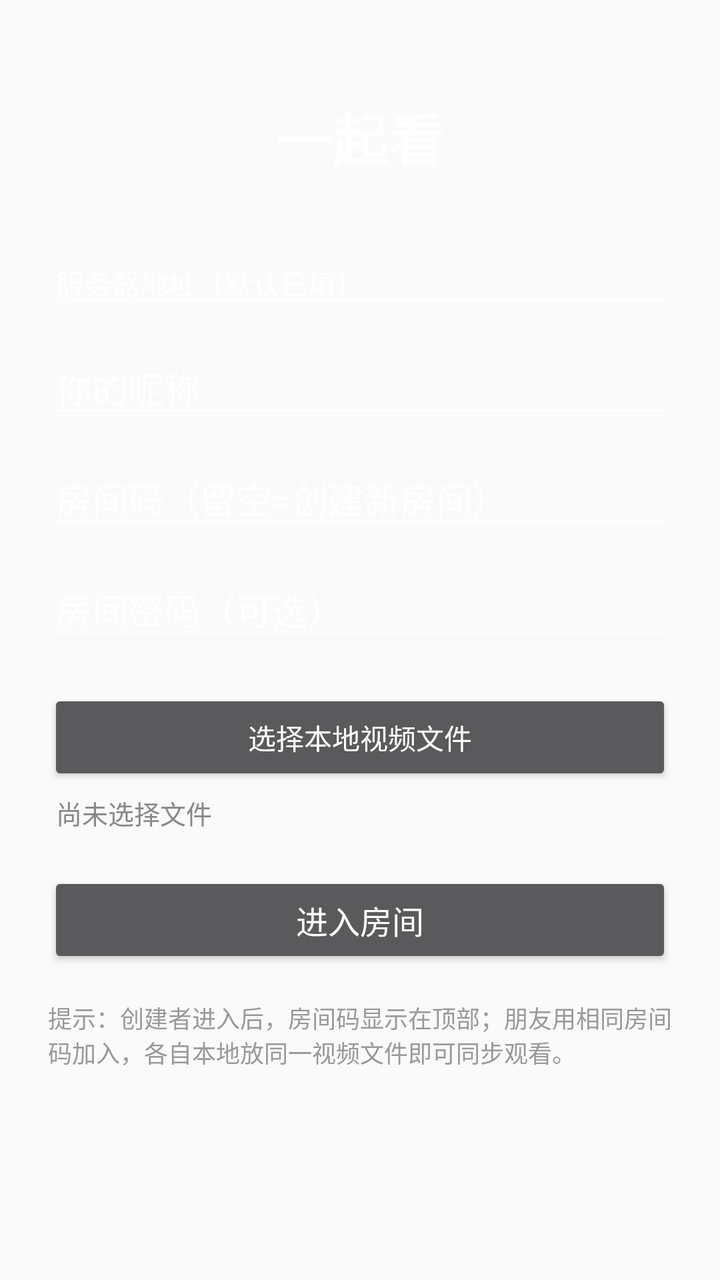
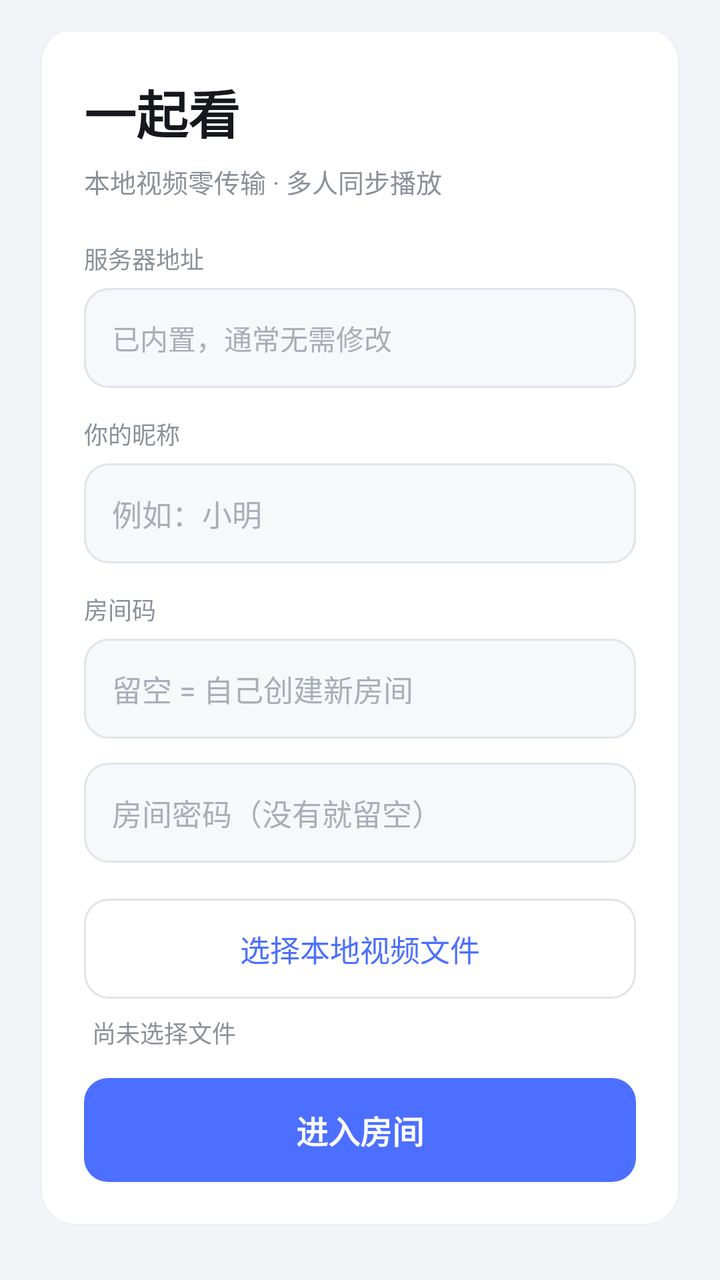

Two renders of the same Android screen: before a commit and after it. Below are the layout's source before the change and the commit's diff.
<!-- AndroidManifest.xml: application theme Theme.App -->
<!-- res/layout/activity_main.xml -->
<?xml version="1.0" encoding="utf-8"?>
<FrameLayout xmlns:android="http://schemas.android.com/apk/res/android"
    android:layout_width="match_parent"
    android:layout_height="match_parent"
    android:background="#101010">

    
    <LinearLayout
        android:id="@+id/joinLayout"
        android:layout_width="match_parent"
        android:layout_height="match_parent"
        android:orientation="vertical"
        android:padding="24dp"
        android:gravity="center_horizontal"
        android:background="#FAFAFA">

        <TextView
            android:layout_width="wrap_content"
            android:layout_height="wrap_content"
            android:text="一起看"
            android:textSize="28sp"
            android:textStyle="bold"
            android:layout_marginTop="24dp"
            android:layout_marginBottom="32dp" />

        <EditText
            android:id="@+id/etServer"
            android:layout_width="match_parent"
            android:layout_height="wrap_content"
            android:hint="服务器地址（默认已填）"
            android:inputType="text"
            android:textSize="14sp" />

        <EditText
            android:id="@+id/etName"
            android:layout_width="match_parent"
            android:layout_height="wrap_content"
            android:hint="你的昵称"
            android:inputType="textPersonName"
            android:layout_marginTop="12dp" />

        <EditText
            android:id="@+id/etRoom"
            android:layout_width="match_parent"
            android:layout_height="wrap_content"
            android:hint="房间码（留空=创建新房间）"
            android:inputType="textCapCharacters"
            android:layout_marginTop="12dp" />

        <EditText
            android:id="@+id/etPass"
            android:layout_width="match_parent"
            android:layout_height="wrap_content"
            android:hint="房间密码（可选）"
            android:inputType="textPassword"
            android:layout_marginTop="12dp" />

        <Button
            android:id="@+id/btnPick"
            android:layout_width="match_parent"
            android:layout_height="wrap_content"
            android:text="选择本地视频文件"
            android:layout_marginTop="20dp" />

        <TextView
            android:id="@+id/fileText"
            android:layout_width="match_parent"
            android:layout_height="wrap_content"
            android:text="尚未选择文件"
            android:textSize="13sp"
            android:textColor="#888888"
            android:padding="4dp"
            android:maxLines="2"
            android:ellipsize="middle" />

        <Button
            android:id="@+id/btnJoin"
            android:layout_width="match_parent"
            android:layout_height="wrap_content"
            android:text="进入房间"
            android:textSize="16sp"
            android:layout_marginTop="16dp" />

        <TextView
            android:layout_width="match_parent"
            android:layout_height="wrap_content"
            android:text="提示：创建者进入后，房间码显示在顶部；朋友用相同房间码加入，各自本地放同一视频文件即可同步观看。"
            android:textSize="12sp"
            android:textColor="#999999"
            android:layout_marginTop="16dp" />
    </LinearLayout>

    
    <LinearLayout
        android:id="@+id/playerLayout"
        android:layout_width="match_parent"
        android:layout_height="match_parent"
        android:orientation="vertical"
        android:visibility="gone">

        <TextView
            android:id="@+id/membersText"
            android:layout_width="match_parent"
            android:layout_height="wrap_content"
            android:background="#CC000000"
            android:textColor="#FFFFFF"
            android:textSize="13sp"
            android:padding="8dp"
            android:maxLines="2"
            android:ellipsize="end" />

        <androidx.media3.ui.PlayerView
            android:id="@+id/playerView"
            android:layout_width="match_parent"
            android:layout_height="match_parent"
            android:background="#000000" />
    </LinearLayout>
</FrameLayout>
<!-- resources referenced by this layout -->
<resources>
  <style name="Theme.App" parent="Theme.AppCompat.NoActionBar">
          <item name="android:windowBackground">#FAFAFA</item>
      </style>
</resources>

<!-- the commit's change to res/layout/activity_main.xml (unified diff, before → after) -->
@@ -2,92 +2,187 @@
 <FrameLayout xmlns:android="http://schemas.android.com/apk/res/android"
     android:layout_width="match_parent"
     android:layout_height="match_parent"
-    android:background="#101010">
+    android:background="@color/bg_page">
 
     
     <LinearLayout
         android:id="@+id/joinLayout"
         android:layout_width="match_parent"
         android:layout_height="match_parent"
+        android:background="@color/bg_page"
+        android:gravity="center_vertical"
         android:orientation="vertical"
-        android:padding="24dp"
-        android:gravity="center_horizontal"
-        android:background="#FAFAFA">
+        android:paddingStart="20dp"
+        android:paddingEnd="20dp"
+        android:paddingTop="16dp"
+        android:paddingBottom="16dp">
+
+        <LinearLayout
+            android:layout_width="match_parent"
+            android:layout_height="wrap_content"
+            android:background="@drawable/bg_card"
+            android:orientation="vertical"
+            android:paddingStart="22dp"
+            android:paddingEnd="22dp"
+            android:paddingTop="24dp"
+            android:paddingBottom="22dp">
+
+            <TextView
+                android:layout_width="wrap_content"
+                android:layout_height="wrap_content"
+                android:text="一起看"
+                android:textColor="@color/text_primary"
+                android:textSize="26sp"
+                android:textStyle="bold" />
+
+            <TextView
+                android:layout_width="wrap_content"
+                android:layout_height="wrap_content"
+                android:layout_marginTop="6dp"
+                android:text="本地视频零传输 · 多人同步播放"
+                android:textColor="@color/text_secondary"
+                android:textSize="13sp" />
+
+            <TextView
+                android:layout_width="wrap_content"
+                android:layout_height="wrap_content"
+                android:layout_marginTop="20dp"
+                android:text="服务器地址"
+                android:textColor="@color/text_secondary"
+                android:textSize="12sp" />
+
+            <EditText
+                android:id="@+id/etServer"
+                android:layout_width="match_parent"
+                android:layout_height="50dp"
+                android:layout_marginTop="6dp"
+                android:background="@drawable/bg_input"
+                android:hint="已内置，通常无需修改"
+                android:importantForAutofill="no"
+                android:inputType="text"
+                android:maxLines="1"
+                android:paddingStart="14dp"
+                android:paddingEnd="14dp"
+                android:singleLine="true"
+                android:textColor="@color/text_primary"
+                android:textColorHint="@color/text_hint"
+                android:textSize="14sp" />
+
+            <TextView
+                android:layout_width="wrap_content"
+                android:layout_height="wrap_content"
+                android:layout_marginTop="14dp"
+                android:text="你的昵称"
+                android:textColor="@color/text_secondary"
+                android:textSize="12sp" />
+
+            <EditText
+                android:id="@+id/etName"
+                android:layout_width="match_parent"
+                android:layout_height="50dp"
+                android:layout_marginTop="6dp"
+                android:background="@drawable/bg_input"
+                android:hint="例如：小明"
+                android:importantForAutofill="no"
+                android:inputType="textPersonName"
+                android:maxLines="1"
+                android:paddingStart="14dp"
+                android:paddingEnd="14dp"
+                android:singleLine="true"
+                android:textColor="@color/text_primary"
+                android:textColorHint="@color/text_hint"
+                android:textSize="15sp" />
+
+            <TextView
+                android:layout_width="wrap_content"
+                android:layout_height="wrap_content"
+                android:layout_marginTop="14dp"
+                android:text="房间码"
+                android:textColor="@color/text_secondary"
+                android:textSize="12sp" />
+
+            <EditText
+                android:id="@+id/etRoom"
+                android:layout_width="match_parent"
+                android:layout_height="50dp"
+                android:layout_marginTop="6dp"
+                android:background="@drawable/bg_input"
+                android:hint="留空 = 自己创建新房间"
+                android:importantForAutofill="no"
+                android:inputType="textCapCharacters"
+                android:maxLines="1"
+                android:paddingStart="14dp"
+                android:paddingEnd="14dp"
+                android:singleLine="true"
+                android:textColor="@color/text_primary"
+                android:textColorHint="@color/text_hint"
+                android:textSize="15sp" />
+
+            <EditText
+                android:id="@+id/etPass"
+                android:layout_width="match_parent"
+                android:layout_height="50dp"
+                android:layout_marginTop="12dp"
+                android:background="@drawable/bg_input"
+                android:hint="房间密码（没有就留空）"
+                android:importantForAutofill="no"
+                android:inputType="textPassword"
+                android:maxLines="1"
+                android:paddingStart="14dp"
+                android:paddingEnd="14dp"
+                android:singleLine="true"
+                android:textColor="@color/text_primary"
+                android:textColorHint="@color/text_hint"
+                android:textSize="15sp" />
+
+            <Button
+                android:id="@+id/btnPick"
+                android:layout_width="match_parent"
+                android:layout_height="50dp"
+                android:layout_marginTop="18dp"
+                android:background="@drawable/bg_btn_secondary"
+                android:backgroundTint="@null"
+                android:stateListAnimator="@null"
+                android:text="选择本地视频文件"
+                android:textColor="@color/brand"
+                android:textSize="15sp" />
+
+            <TextView
+                android:id="@+id/fileText"
+                android:layout_width="match_parent"
+                android:layout_height="wrap_content"
+                android:ellipsize="middle"
+                android:maxLines="2"
+                android:paddingStart="4dp"
+                android:paddingTop="8dp"
+                android:paddingEnd="4dp"
+                android:text="尚未选择文件"
+                android:textColor="@color/text_secondary"
+                android:textSize="12sp" />
+
+            <Button
+                android:id="@+id/btnJoin"
+                android:layout_width="match_parent"
+                android:layout_height="52dp"
+                android:layout_marginTop="14dp"
+                android:background="@drawable/bg_btn_primary"
+                android:backgroundTint="@null"
+                android:stateListAnimator="@null"
+                android:text="进入房间"
+                android:textColor="#FFFFFF"
+                android:textSize="16sp"
+                android:textStyle="bold" />
+        </LinearLayout>
 
         <TextView
-            android:layout_width="wrap_content"
+            android:layout_width="match_parent"
             android:layout_height="wrap_content"
-            android:text="一起看"
-            android:textSize="28sp"
-            android:textStyle="bold"
-            android:layout_marginTop="24dp"
-            android:layout_marginBottom="32dp" />
-
-        <EditText
-            android:id="@+id/etServer"
-            android:layout_width="match_parent"
-            android:layout_height="wrap_content"
-            android:hint="服务器地址（默认已填）"
-            android:inputType="text"
-            android:textSize="14sp" />
-
-        <EditText
-            android:id="@+id/etName"
-            android:layout_width="match_parent"
-            android:layout_height="wrap_content"
-            android:hint="你的昵称"
-            android:inputType="textPersonName"
-            android:layout_marginTop="12dp" />
-
-        <EditText
-            android:id="@+id/etRoom"
-            android:layout_width="match_parent"
-            android:layout_height="wrap_content"
-            android:hint="房间码（留空=创建新房间）"
-            android:inputType="textCapCharacters"
-            android:layout_marginTop="12dp" />
-
-        <EditText
-            android:id="@+id/etPass"
-            android:layout_width="match_parent"
-            android:layout_height="wrap_content"
-            android:hint="房间密码（可选）"
-            android:inputType="textPassword"
-            android:layout_marginTop="12dp" />
-
-        <Button
-            android:id="@+id/btnPick"
-            android:layout_width="match_parent"
-            android:layout_height="wrap_content"
-            android:text="选择本地视频文件"
-            android:layout_marginTop="20dp" />
-
-        <TextView
-            android:id="@+id/fileText"
-            android:layout_width="match_parent"
-            android:layout_height="wrap_content"
-            android:text="尚未选择文件"
-            android:textSize="13sp"
-            android:textColor="#888888"
-            android:padding="4dp"
-            android:maxLines="2"
-            android:ellipsize="middle" />
-
-        <Button
-            android:id="@+id/btnJoin"
-            android:layout_width="match_parent"
-            android:layout_height="wrap_content"
-            android:text="进入房间"
-            android:textSize="16sp"
-            android:layout_marginTop="16dp" />
-
-        <TextView
-            android:layout_width="match_parent"
-            android:layout_height="wrap_content"
-            android:text="提示：创建者进入后，房间码显示在顶部；朋友用相同房间码加入，各自本地放同一视频文件即可同步观看。"
-            android:textSize="12sp"
-            android:textColor="#999999"
-            android:layout_marginTop="16dp" />
+            android:layout_marginTop="14dp"
+            android:gravity="center"
+            android:lineSpacingExtra="3dp"
+            android:text="创建者进入后，房间码显示在播放页顶部\n朋友填入同一个房间码，各自放同一个视频即可同步"
+            android:textColor="@color/text_secondary"
+            android:textSize="12sp" />
     </LinearLayout>
 
     
@@ -95,19 +190,42 @@
         android:id="@+id/playerLayout"
         android:layout_width="match_parent"
         android:layout_height="match_parent"
+        android:background="#000000"
         android:orientation="vertical"
         android:visibility="gone">
 
-        <TextView
-            android:id="@+id/membersText"
+        <LinearLayout
             android:layout_width="match_parent"
             android:layout_height="wrap_content"
-            android:background="#CC000000"
-            android:textColor="#FFFFFF"
-            android:textSize="13sp"
-            android:padding="8dp"
-            android:maxLines="2"
-            android:ellipsize="end" />
+            android:background="#CC0D0F13"
+            android:orientation="vertical"
+            android:paddingStart="12dp"
+            android:paddingEnd="12dp"
+            android:paddingTop="8dp"
+            android:paddingBottom="8dp">
+
+            <TextView
+                android:id="@+id/roomText"
+                android:layout_width="wrap_content"
+                android:layout_height="wrap_content"
+                android:background="?android:attr/selectableItemBackground"
+                android:paddingTop="2dp"
+                android:paddingBottom="2dp"
+                android:text="房间码 —"
+                android:textColor="#7BE3A6"
+                android:textSize="14sp"
+                android:textStyle="bold" />
+
+            <TextView
+                android:id="@+id/membersText"
+                android:layout_width="match_parent"
+                android:layout_height="wrap_content"
+                android:layout_marginTop="3dp"
+                android:ellipsize="end"
+                android:maxLines="2"
+                android:textColor="#E6E8EC"
+                android:textSize="12sp" />
+        </LinearLayout>
 
         <androidx.media3.ui.PlayerView
             android:id="@+id/playerView"
<!-- resource entries referenced after the edit -->
@@ -1,7 +1,89 @@
 <!-- resources referenced by this layout -->
 <resources>
-  <style name="Theme.App" parent="Theme.AppCompat.NoActionBar">
-          <item name="android:windowBackground">#FAFAFA</item>
+  <color name="bg_page">#F2F4F7</color>
+  <color name="brand">#4C6FFF</color>
+  <color name="text_hint">#A9AEB8</color>
+  <color name="text_primary">#16181D</color>
+  <color name="text_secondary">#8B909A</color>
+  <!-- drawable bg_btn_primary (drawable) -->
+  <?xml version="1.0" encoding="utf-8"?>
+  <selector xmlns:android="http://schemas.android.com/apk/res/android">
+      <item android:state_enabled="false">
+          <shape android:shape="rectangle">
+              <solid android:color="#C7CEE0" />
+              <corners android:radius="12dp" />
+          </shape>
+      </item>
+      <item android:state_pressed="true">
+          <shape android:shape="rectangle">
+              <solid android:color="@color/brand_dark" />
+              <corners android:radius="12dp" />
+          </shape>
+      </item>
+      <item>
+          <shape android:shape="rectangle">
+              <solid android:color="@color/brand" />
+              <corners android:radius="12dp" />
+          </shape>
+      </item>
+  </selector>
+  <!-- drawable bg_btn_secondary (drawable) -->
+  <?xml version="1.0" encoding="utf-8"?>
+  <selector xmlns:android="http://schemas.android.com/apk/res/android">
+      <item android:state_pressed="true">
+          <shape android:shape="rectangle">
+              <solid android:color="@color/brand_light" />
+              <corners android:radius="12dp" />
+              <stroke
+                  android:width="1dp"
+                  android:color="@color/brand" />
+          </shape>
+      </item>
+      <item>
+          <shape android:shape="rectangle">
+              <solid android:color="@color/bg_card" />
+              <corners android:radius="12dp" />
+              <stroke
+                  android:width="1dp"
+                  android:color="@color/stroke_input" />
+          </shape>
+      </item>
+  </selector>
+  <!-- drawable bg_card (drawable) -->
+  <?xml version="1.0" encoding="utf-8"?>
+  <shape xmlns:android="http://schemas.android.com/apk/res/android"
+      android:shape="rectangle">
+      <solid android:color="@color/bg_card" />
+      <corners android:radius="18dp" />
+      <stroke
+          android:width="1dp"
+          android:color="#EEF1F5" />
+  </shape>
+  <!-- drawable bg_input (drawable) -->
+  <?xml version="1.0" encoding="utf-8"?>
+  <shape xmlns:android="http://schemas.android.com/apk/res/android"
+      android:shape="rectangle">
+      <solid android:color="@color/bg_input" />
+      <corners android:radius="12dp" />
+      <stroke
+          android:width="1dp"
+          android:color="@color/stroke_input" />
+  </shape>
+  <style name="Theme.App" parent="Theme.AppCompat.Light.NoActionBar">
+          <item name="android:windowBackground">@color/bg_page</item>
+          <item name="colorPrimary">@color/brand</item>
+          <item name="colorPrimaryDark">@color/brand_dark</item>
+          <item name="colorAccent">@color/brand</item>
+          <item name="android:textColorPrimary">@color/text_primary</item>
+          <item name="android:textColorSecondary">@color/text_secondary</item>
+          <item name="android:textColorHint">@color/text_hint</item>
+          <item name="android:statusBarColor">@color/bg_page</item>
+          <item name="android:windowLightStatusBar">true</item>
       </style>
+  <color name="brand_dark">#3B57D6</color>
+  <color name="brand_light">#E8EDFF</color>
+  <color name="bg_card">#FFFFFF</color>
+  <color name="stroke_input">#E0E4EA</color>
+  <color name="bg_input">#F7F8FA</color>
 </resources>
 
